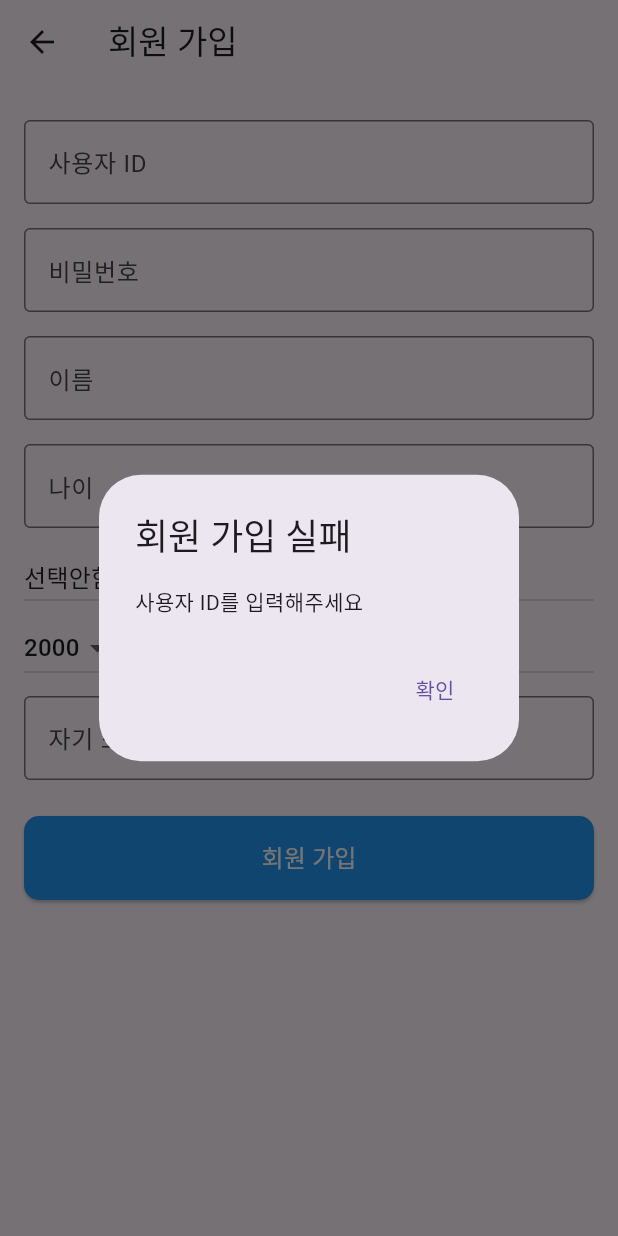
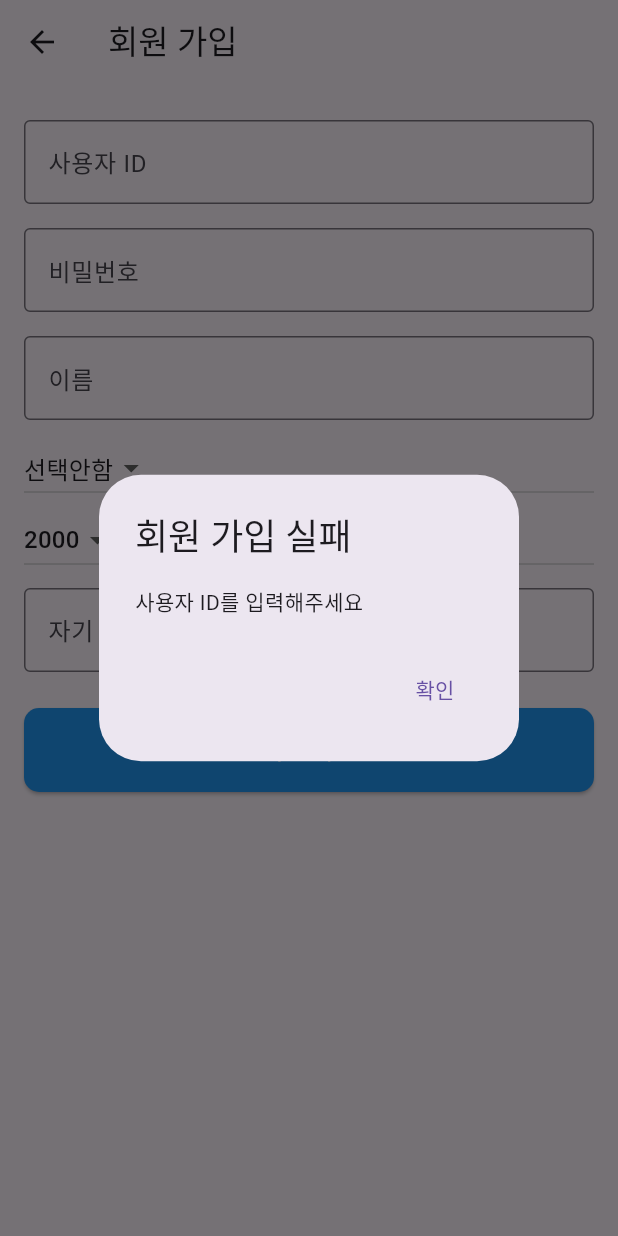
Before and after one commit to YehyeokBang/Simple-SNS-App, a Flutter app: the SignUpScreen screen opened directly, after a tap on "회원 가입", on a phone screen of 412 x 824 dp. Run offline on Flutter 3.47's test engine with Material 3 defaults, Android fonts, the phone set to English and light mode, and no system bars; our stand-ins replace fixnum, flutter_dotenv, shared_preferences; missing offline and left inert: grpc, protobuf; accounts and stored records are empty.

Commit message:
feat: 나이 입력 필드 제거
- 생일 필드로 나이 계산하도록 수정합니다.
- 프로필에서 생일 포맷을 2000-01-01 형식으로 변경합니다.

```diff
--- a/lib/screens/profile_screen.dart
+++ b/lib/screens/profile_screen.dart
@@ -71,7 +71,10 @@ class _ProfileScreenState extends State<ProfileScreen> {
                 ),
                 ListTile(
                   title: const Text('생일'),
-                  subtitle: Text('${userProfile!.birthday.toDateTime()}'),
+                  subtitle: Text(userProfile!.birthday
+                      .toDateTime()
+                      .toString()
+                      .substring(0, 10)),
                 ),
                 ListTile(
                   title: const Text('소개'),
--- a/lib/screens/signup_screen.dart
+++ b/lib/screens/signup_screen.dart
@@ -15,7 +15,6 @@ class _SignUpScreenState extends State<SignUpScreen> {
   final TextEditingController _userIdController = TextEditingController();
   final TextEditingController _passwordController = TextEditingController();
   final TextEditingController _nameController = TextEditingController();
-  final TextEditingController _ageController = TextEditingController();
   late String _selectedGender = '선택안함';
   String _selectedYear = '2000';
   String _selectedMonth = '1';
@@ -28,7 +27,6 @@ class _SignUpScreenState extends State<SignUpScreen> {
     _userIdController.dispose();
     _passwordController.dispose();
     _nameController.dispose();
-    _ageController.dispose();
     _introduceController.dispose();
     super.dispose();
   }
@@ -46,7 +44,6 @@ class _SignUpScreenState extends State<SignUpScreen> {
             buildInputItem('사용자 ID', _userIdController),
             buildInputItem('비밀번호', _passwordController),
             buildInputItem('이름', _nameController),
-            buildInputItem('나이', _ageController),
             buildGenderSelect(),
             buildDatePicker(),
             buildInputItem('자기 소개', _introduceController),
@@ -218,10 +215,6 @@ class _SignUpScreenState extends State<SignUpScreen> {
       showWarningDialog('이름을 입력해주세요');
       return;
     }
-    if (_ageController.text.isEmpty) {
-      showWarningDialog('나이를 입력해주세요');
-      return;
-    }
 
     signUpUser();
   }
@@ -250,7 +243,7 @@ class _SignUpScreenState extends State<SignUpScreen> {
         userId: _userIdController.text,
         password: _passwordController.text,
         name: _nameController.text,
-        age: int.parse(_ageController.text),
+        age: DateTime.now().year - int.parse(_selectedYear) + 1,
         sex: _selectedGender,
         birthday: DateTime(
           int.parse(_selectedYear),
```
